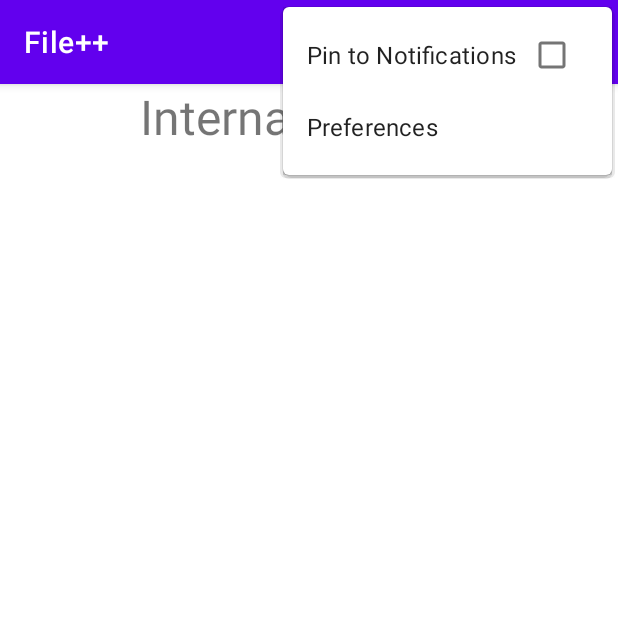
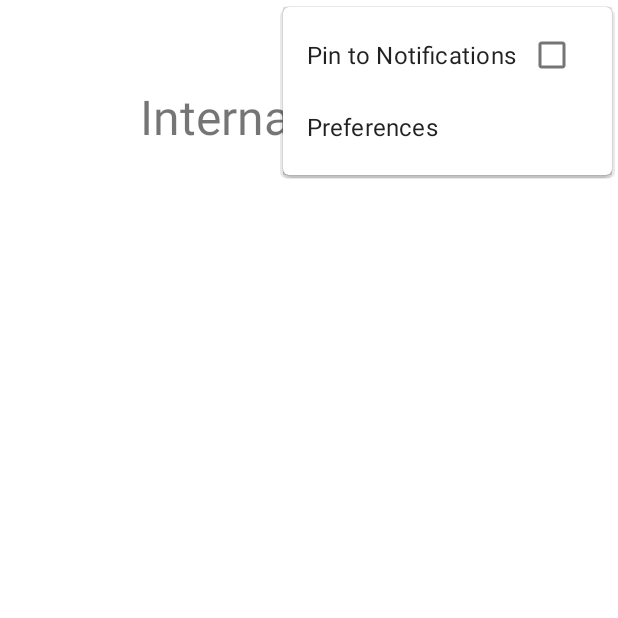
Before and after one commit to jlwoolf/filepp-app, an Android app: the DirectoryFragment screen opened through its navigation route, with the options menu open, on a phone screen of 412 x 824 dp, the top half of it. Run offline under Robolectric (Android 15) with nearby library versions, the phone set to English and light mode, and no system bars; libraries missing offline, so code that uses them is left out: com.jaredrummler.android; 3 statements that could not run were skipped.

Commit message:
randomized color feature added

```diff
--- a/app/src/main/java/com/csci448/jlwoolf/filepp/ui/DirectoryFragment.kt
+++ b/app/src/main/java/com/csci448/jlwoolf/filepp/ui/DirectoryFragment.kt
@@ -3,7 +3,7 @@ package com.csci448.jlwoolf.filepp.ui
 import android.content.Context
 import android.content.SharedPreferences
 import android.content.pm.PackageManager
-import android.graphics.Color
+import android.graphics.drawable.ColorDrawable
 import android.hardware.Sensor
 import android.hardware.SensorEvent
 import android.hardware.SensorEventListener
@@ -19,7 +19,6 @@ import androidx.activity.result.contract.ActivityResultContracts
 import androidx.appcompat.app.AppCompatActivity
 import androidx.core.app.ActivityCompat
 import androidx.core.content.ContextCompat
-import androidx.core.content.ContextCompat.getSystemService
 import androidx.fragment.app.Fragment
 import androidx.lifecycle.ViewModelProvider
 import androidx.navigation.fragment.findNavController
@@ -28,7 +27,6 @@ import androidx.preference.PreferenceManager
 import androidx.recyclerview.widget.LinearLayoutManager
 import com.csci448.jlwoolf.filepp.MainActivity
 import com.csci448.jlwoolf.filepp.R
-import com.csci448.jlwoolf.filepp.data.Repository
 import com.csci448.jlwoolf.filepp.databinding.FragmentDirectoryBinding
 import java.io.File
 import kotlin.math.abs
@@ -77,6 +75,13 @@ class DirectoryFragment : Fragment(), SensorEventListener {
     private fun hasReadFilePermission() = ContextCompat.checkSelfPermission(
         requireContext(), REQUIRED_READ_FILE_PERMISSION
     ) == PackageManager.PERMISSION_GRANTED
+
+    private fun updateColors() {
+        binding.directoryLinearLayout.setBackgroundColor(backgroundColor)
+        requireActivity().window.statusBarColor = secondaryColor
+        requireActivity().window.navigationBarColor = secondaryColor
+        (activity as AppCompatActivity?)!!.supportActionBar?.setBackgroundDrawable(ColorDrawable(secondaryColor))
+    }
 
     private fun updateUI(files: List<FileItem>) {
         // set up adapter to show files and manage file clicks
@@ -132,6 +137,7 @@ class DirectoryFragment : Fragment(), SensorEventListener {
 
     override fun onAttach(context: Context) {
         super.onAttach(context)
+
         Log.d(LOG_TAG, "onAttach() called")
     }
 
@@ -213,20 +219,22 @@ class DirectoryFragment : Fragment(), SensorEventListener {
         super.onResume()
         Log.d(LOG_TAG, "onResume() called")
 
+        sensorManager.registerListener(this, accelerometer, SensorManager.SENSOR_DELAY_GAME)
+
         sharedPreferences = PreferenceManager.getDefaultSharedPreferences(requireContext())
         Log.d(LOG_TAG, "${sharedPreferences.getInt("background_color", 0)}")
 
-        binding.directoryLinearLayout.setBackgroundColor(sharedPreferences.getInt("background_color", 0))
-        requireActivity().window.statusBarColor = sharedPreferences.getInt("secondary_color", 0)
-        requireActivity().window.navigationBarColor = sharedPreferences.getInt("secondary_color", 0)
-
+        backgroundColor = sharedPreferences.getInt("background_color", 0)
+        secondaryColor = sharedPreferences.getInt("secondary_color", 0)
 
         load()
+        updateColors()
     }
 
     override fun onPause() {
         super.onPause()
         Log.d(LOG_TAG, "onPause() called")
+        sensorManager.unregisterListener(this)
     }
 
     override fun onStop() {
@@ -286,9 +294,10 @@ class DirectoryFragment : Fragment(), SensorEventListener {
                 val z = event.values?.get(2) ?: 0.0f
                 val speed: Float = abs(x + y + z - lastX - lastY - lastZ) / diffTime * 10000
                 if (speed > SHAKE_THRESHOLD) {
-                    Log.d("sensor", "shake detected w/ speed: $speed")
-                    Toast.makeText(requireContext(), "shake detected w/ speed: $speed", Toast.LENGTH_SHORT)
-                        .show()
+                    Log.d(LOG_TAG, "shake detected w/ speed: $speed")
+                    backgroundColor = MainActivity.randomColor()
+                    secondaryColor = MainActivity.randomColor()
+                    updateColors()
                 }
                 lastX = x
                 lastY = y
--- a/build.gradle
+++ b/build.gradle
@@ -6,7 +6,7 @@ buildscript {
         jcenter()
     }
     dependencies {
-        classpath 'com.android.tools.build:gradle:4.0.1'
+        classpath 'com.android.tools.build:gradle:4.2.0'
         classpath "org.jetbrains.kotlin:kotlin-gradle-plugin:$kotlin_version"
         classpath 'androidx.navigation:navigation-safe-args-gradle-plugin:2.3.5'
 
```
Also changed, not shown: app/src/main/java/com/csci448/jlwoolf/filepp/MainActivity.kt (+15 -49 lines).
